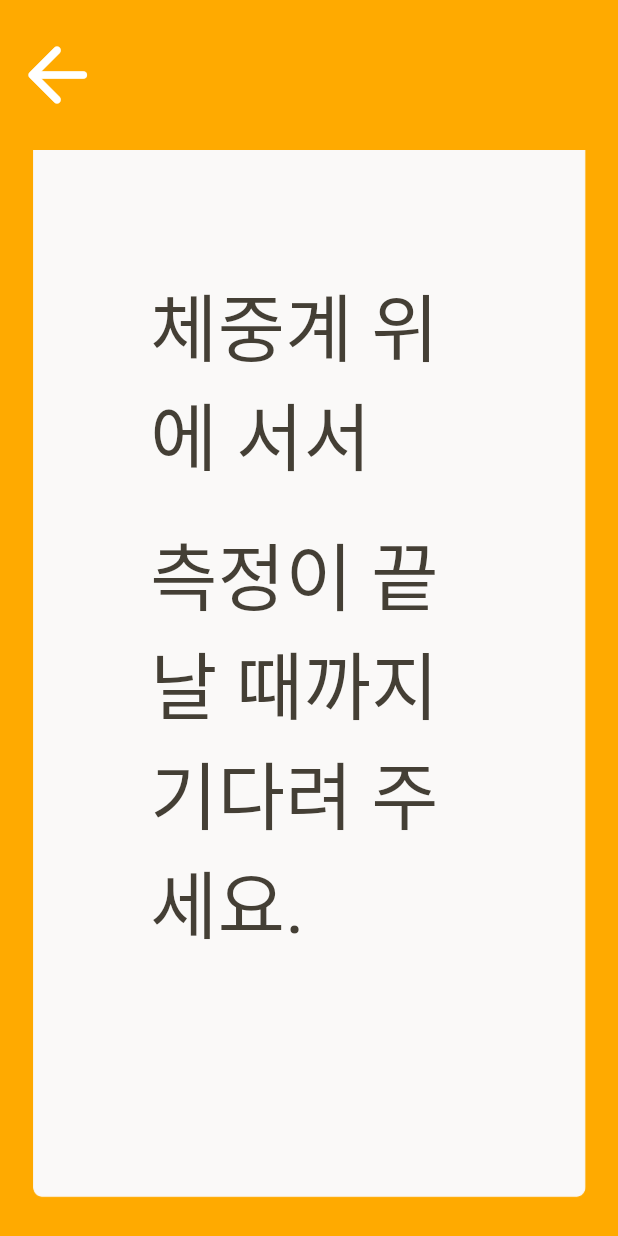
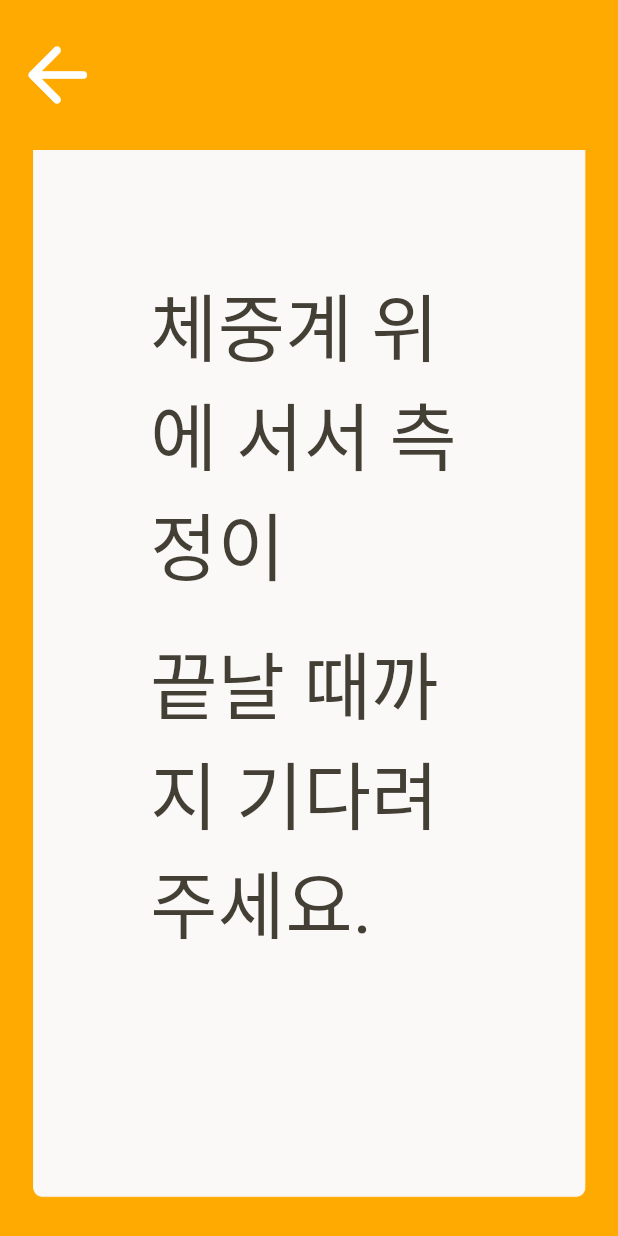
Before and after one commit to 7apislaz/vision21tech_smartkiosk, a Flutter app: the MesuringScreen screen opened by its route, on a phone screen of 412 x 824 dp. Run offline on Flutter 3.47's test engine with Material 2 defaults, Android fonts, the phone set to English and light mode, and no system bars; our stand-ins replace get; missing offline and left inert: usb_serial; Roboto replaces fonts that are missing (Godo).

Commit message:
[Update] 측정 대기 화면 구현

```diff
--- a/lib/screens/measuring_screen.dart
+++ b/lib/screens/measuring_screen.dart
@@ -51,9 +51,9 @@ class _MesuringScreenState extends State<MesuringScreen> {
                 child: Column(
                   mainAxisAlignment: MainAxisAlignment.center,
                   children: [
-                    Text("체중계 위에 서서", textScaleFactor: 3.5,),
+                    Text("체중계 위에 서서 측정이", textScaleFactor: 3.5,),
                     SizedBox(height: 20),
-                    Text("측정이 끝날 때까지 기다려 주세요.", textScaleFactor: 3.5,),
+                    Text("끝날 때까지 기다려 주세요.", textScaleFactor: 3.5,),
                     SizedBox(height: 20),
                   ],
                 ),
```
